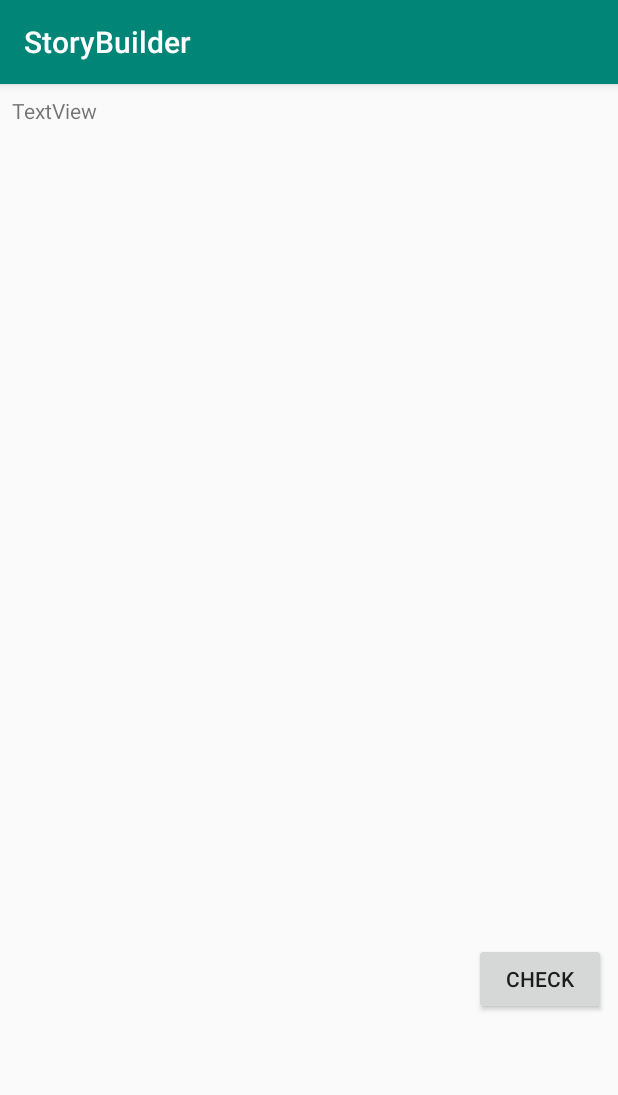
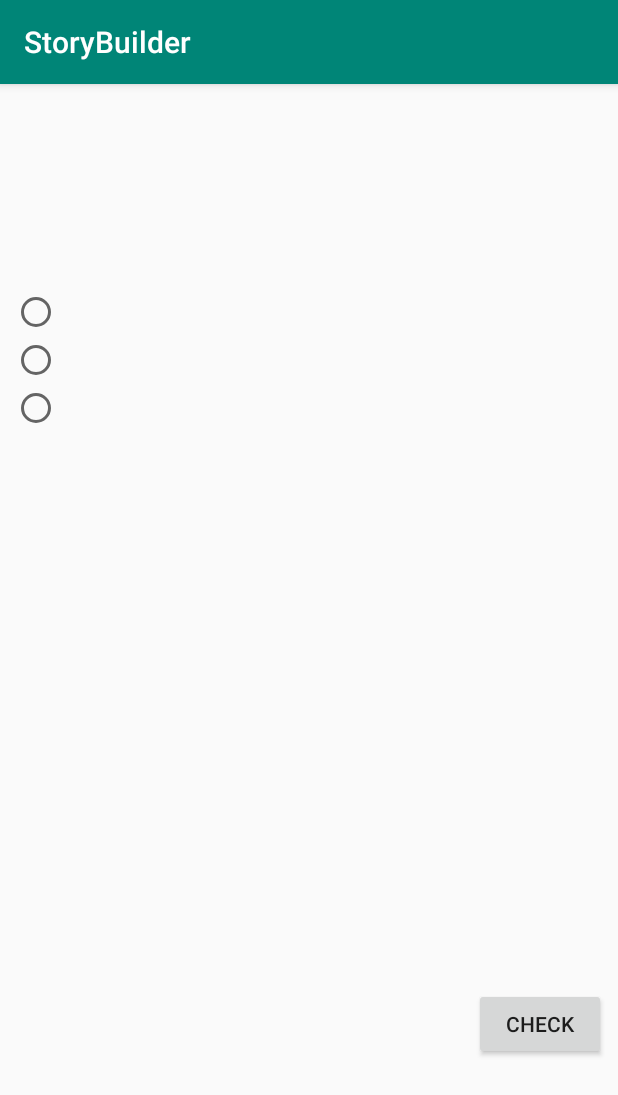
Before and after one commit to guillemrock/StoryBuilder, an Android app: the fragment Pregunta shown on its own in the app's theme, on a phone screen of 412 x 824 dp. Shown: the top 1095 px of the screen. Run offline under Robolectric (Android 15) with nearby library versions, the phone set to English and light mode, and no system bars.

Commit message:
Añadir mas propiedades al tipo pagina. Modificar layout pregunta y añadir radiobuttons. Añadir propiedades para saber cuando han elegido un camino o acertado una pregunta. Añadir una funcion para mostrar toasts. Añadir funcion para actualizar estados de botones y demás.

```diff
--- a/app/src/main/java/projecte/storybuilder/PaginaSinBotonesFragment.java
+++ b/app/src/main/java/projecte/storybuilder/PaginaSinBotonesFragment.java
@@ -38,9 +38,6 @@ public class PaginaSinBotonesFragment extends Fragment {
         this.texto =     (args != null) ? args.getString(TEXTO) : null;
         this.idTarget =     (args != null) ? args.getString(ID_TARGET) : null;
         this.id =     (args != null) ? args.getString(ID) : null;
-        //PortadaActivity portada = (PortadaActivity) getActivity();
-        //if (!this.id.contentEquals("0"))
-        //  portada.paginaSiguiente(idTarget, false);
     }
 
     @Override
--- a/app/src/main/java/projecte/storybuilder/Pregunta.java
+++ b/app/src/main/java/projecte/storybuilder/Pregunta.java
@@ -6,28 +6,38 @@ import android.view.LayoutInflater;
 import android.view.View;
 import android.view.ViewGroup;
 import android.widget.Button;
+import android.widget.RadioButton;
+import android.widget.RadioGroup;
 import android.widget.TextView;
 
 public class Pregunta extends Fragment {
 
+    private static final String ID = "id";
+    private static final String ID_TARGET = "id_target";
     private static final String TEXTO = "texto";
     private static final String RESPUESTA1 = "respuesta1";
     private static final String RESPUESTA2 = "respuesta2";
     private static final String RESPUESTA3 = "respuesta3";
+    private static final String RESPUESTAOK = "respuestaCorrecta";
 
-
+    private String id;
+    private String idTarget;
     private String texto;
     private String respuesta1;
     private String respuesta2;
     private String respuesta3;
+    private String respuestaCorrecta;
 
-    public static Pregunta newInstance(String texto, String respuesta1, String respuesta2, String respuesta3) {
+    public static Pregunta newInstance(String id, String idTarget, String texto, String respuesta1, String respuesta2, String respuesta3, String respuestaCorrecta) {
         Pregunta fragment = new Pregunta();
         Bundle bundle = new Bundle();
+        bundle.putString(ID, id);
+        bundle.putString(ID_TARGET, idTarget);
         bundle.putString(TEXTO, texto);
         bundle.putString(RESPUESTA1, respuesta1);
         bundle.putString(RESPUESTA2, respuesta2);
         bundle.putString(RESPUESTA3, respuesta3);
+        bundle.putString(RESPUESTAOK, respuestaCorrecta);
         fragment.setArguments(bundle);
         fragment.setRetainInstance(true);
         return fragment;
@@ -39,17 +49,54 @@ public class Pregunta extends Fragment {
         super.onActivityCreated(savedInstanceState);
 
         Bundle args = getArguments();
+        this.idTarget =     (args != null) ? args.getString(ID_TARGET) : null;
+        this.id =     (args != null) ? args.getString(ID) : null;
         this.texto =     (args != null) ? args.getString(TEXTO) : null;
         this.respuesta1 =     (args != null) ? args.getString(RESPUESTA1) : null;
         this.respuesta2 =     (args != null) ? args.getString(RESPUESTA2) : null;
         this.respuesta3 =     (args != null) ? args.getString(RESPUESTA3) : null;
+        this.respuestaCorrecta =     (args != null) ? args.getString(RESPUESTAOK) : null;
     }
 
     @Override
     public View onCreateView(LayoutInflater inflater, ViewGroup container, Bundle savedInstanceState){
         View rootView = inflater.inflate(R.layout.pregunta, container, false);
-        TextView textView = rootView.findViewById(R.id.tV_sinBotones);
+        final TextView textView = rootView.findViewById(R.id.tV_pregunta);
         textView.setText(this.texto);
+        final Button btn = rootView.findViewById(R.id.check_btn);
+        final RadioButton r1 = rootView.findViewById(R.id.respuesta1);
+        final RadioButton r2 = rootView.findViewById(R.id.respuesta2);
+        final RadioButton r3 = rootView.findViewById(R.id.respuesta3);
+        r1.setText(this.respuesta1);
+        r2.setText(this.respuesta2);
+        r3.setText(this.respuesta3);
+
+        btn.setOnClickListener(new View.OnClickListener() {
+            @Override
+            public void onClick(View view) {
+                PortadaActivity portada = (PortadaActivity) getActivity();
+                if (r1.isChecked()){
+                    if (respuestaCorrecta.contentEquals("respuesta1")){
+                        portada.setPreguntaOK(id,1);
+                    }
+                }
+                if (r2.isChecked()){
+                    if (respuestaCorrecta.contentEquals("respuesta2")){
+                        portada.setPreguntaOK(id,2);
+                    }
+                }
+                if (r3.isChecked()){
+                    if (respuestaCorrecta.contentEquals("respuesta3")){
+                        portada.setPreguntaOK(id,3);
+                    }
+                }
+                if (portada.getPreguntaOK(id) > 0){
+                    portada.paginaSiguiente(idTarget, true);
+                    portada.muestraToast("Respuesta correcta " + portada.getNombre().toUpperCase() + "!",4);
+                }
+            }
+        });
+
         return rootView;
     }
 }
--- a/app/src/main/res/layout/pregunta.xml
+++ b/app/src/main/res/layout/pregunta.xml
@@ -9,7 +9,7 @@
     <TextView
         android:id="@+id/tV_pregunta"
         android:layout_width="0dp"
-        android:layout_height="60dp"
+        android:layout_height="120dp"
         android:layout_marginStart="8dp"
         android:layout_marginLeft="8dp"
         android:layout_marginTop="8dp"
@@ -31,7 +31,23 @@
         android:layout_marginRight="8dp"
         app:layout_constraintEnd_toEndOf="parent"
         app:layout_constraintStart_toStartOf="parent"
-        app:layout_constraintTop_toBottomOf="@+id/tV_pregunta" />
+        app:layout_constraintTop_toBottomOf="@+id/tV_pregunta">
+        <RadioButton
+            android:layout_width="wrap_content"
+            android:layout_height="wrap_content"
+            android:id="@+id/respuesta1"
+            android:text="respuesta1" />
+        <RadioButton
+            android:layout_width="wrap_content"
+            android:layout_height="wrap_content"
+            android:id="@+id/respuesta2"
+            android:text="respuesta2" />
+        <RadioButton
+            android:layout_width="wrap_content"
+            android:layout_height="wrap_content"
+            android:id="@+id/respuesta3"
+            android:text="respuesta3" />
+    </RadioGroup>
 
     <Button
         android:id="@+id/check_btn"
```
Also changed, not shown: app/src/main/java/projecte/storybuilder/Pagina.java (+24 -4 lines), app/src/main/java/projecte/storybuilder/PaginaBotonesFragment.java (+6 -12 lines), app/src/main/java/projecte/storybuilder/PortadaActivity.java (+92 -29 lines).
